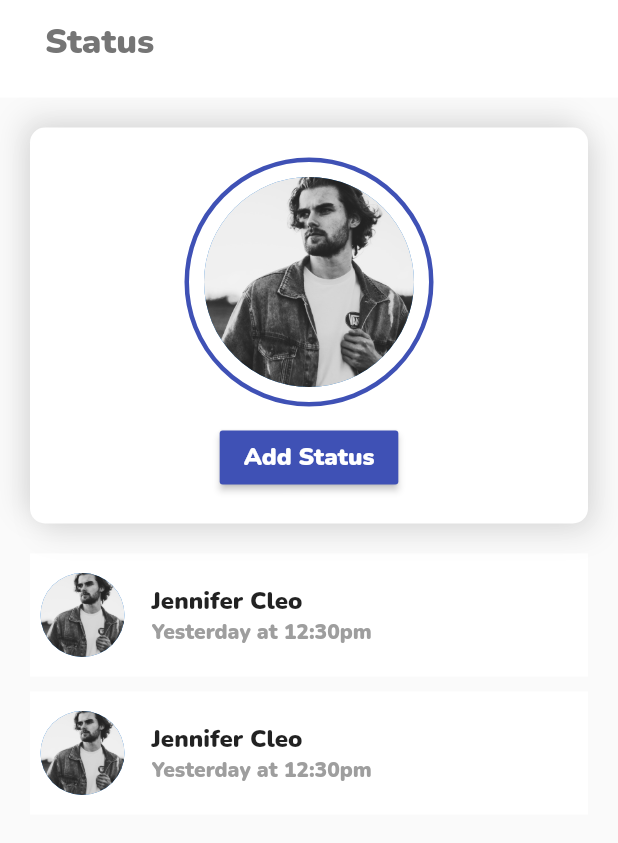
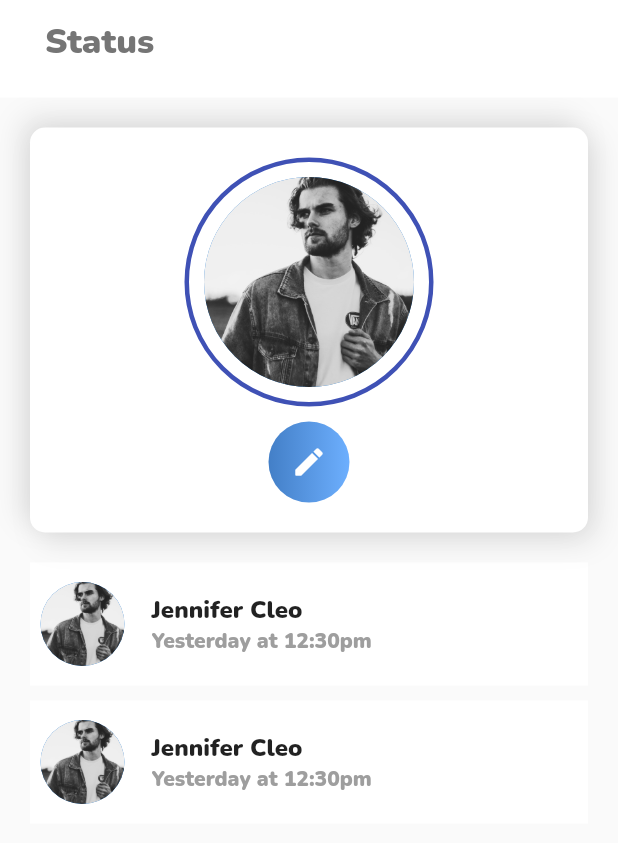
Before and after one commit to yogesh-hackx/Unknown_startup, a Flutter app: the StatusScreen screen opened directly, on a phone screen of 412 x 824 dp. Shown: the top 843 px of the screen. Run offline on Flutter 3.47's test engine with Material 2 defaults, Android fonts, the phone set to English and light mode, and no system bars; our stand-ins replace badges, cached_network_image, chewie, cloud_firestore, file_picker, firebase_auth and 12 more; missing offline and left inert: agora_rtc_engine, chat_pickers, flutter_downloader, video_compress, video_thumbnail; accounts and stored records are empty.

Commit message:
icon added

```diff
--- a/lib/screens/status_screen.dart
+++ b/lib/screens/status_screen.dart
@@ -64,19 +64,21 @@ class _StatusScreenState extends State<StatusScreen> {
                 ),
                 Center(
                   child: Container(
-                    margin: const EdgeInsets.only(top: 10),
-                    child: RaisedButton(
-                      onPressed: () {},
-                      color: Colors.indigo[500],
-                      child: Text(
-                        "Add Status",
-                        style: GoogleFonts.nunito(
-                            fontWeight: FontWeight.w900,
-                            fontSize: 16,
-                            color: Colors.white),
+                      padding: const EdgeInsets.all(15),
+                      decoration: BoxDecoration(
+                        gradient: LinearGradient(
+                          colors: [
+                            Color.fromRGBO(67, 127, 199, 1),
+                            Color.fromRGBO(109, 175, 254, 1)
+                          ],
+                        ),
+                        borderRadius: BorderRadius.circular(1000),
                       ),
-                    ),
-                  ),
+                      margin: const EdgeInsets.only(top: 10),
+                      child: Icon(
+                        Icons.create_rounded,
+                        color: Colors.white,
+                      )),
                 )
               ],
             ),
```
